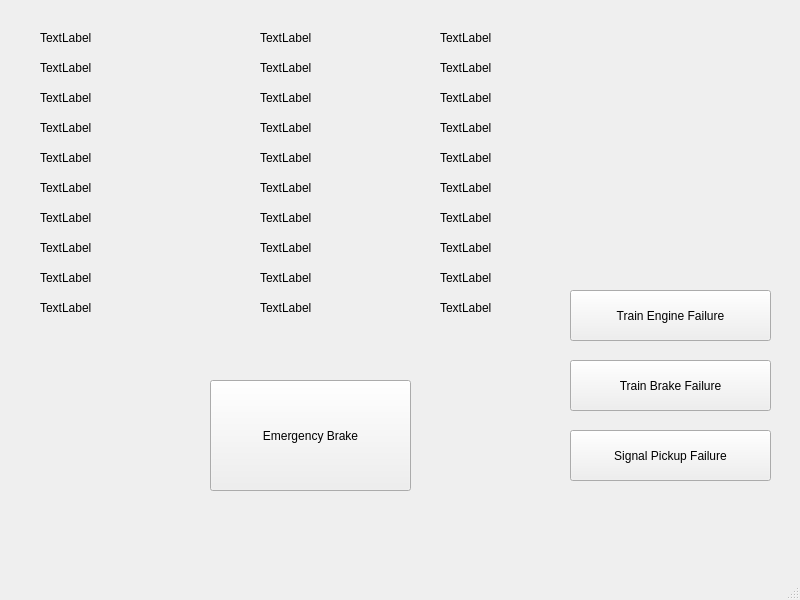
First picture: the form in Train_Model/form.ui, repository ece1140thebteam/train_system_sim, before the edit.
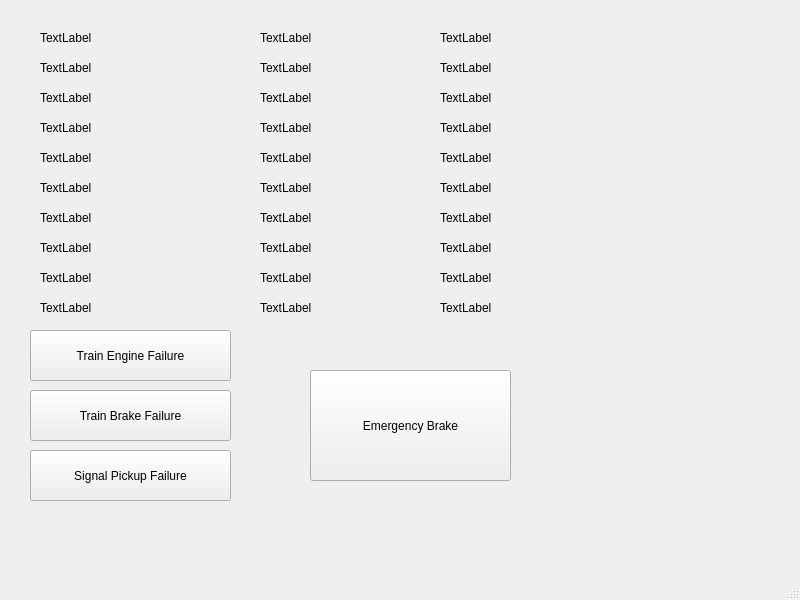
Second picture: the form after the edit. Icons and pictures are not drawn.

What changed in the file:
```diff
--- a/Train_Model/form.ui
+++ b/Train_Model/form.ui
@@ -17,8 +17,8 @@
    <widget class="QPushButton" name="eBrake">
     <property name="geometry">
      <rect>
-      <x>210</x>
-      <y>380</y>
+      <x>310</x>
+      <y>370</y>
       <width>201</width>
       <height>111</height>
      </rect>
@@ -322,8 +322,8 @@
    <widget class="QPushButton" name="enginefail">
     <property name="geometry">
      <rect>
-      <x>570</x>
-      <y>290</y>
+      <x>30</x>
+      <y>330</y>
       <width>201</width>
       <height>51</height>
      </rect>
@@ -338,8 +338,8 @@
    <widget class="QPushButton" name="brakefail">
     <property name="geometry">
      <rect>
-      <x>570</x>
-      <y>360</y>
+      <x>30</x>
+      <y>390</y>
       <width>201</width>
       <height>51</height>
      </rect>
@@ -354,8 +354,8 @@
    <widget class="QPushButton" name="signalfail">
     <property name="geometry">
      <rect>
-      <x>570</x>
-      <y>430</y>
+      <x>30</x>
+      <y>450</y>
       <width>201</width>
       <height>51</height>
      </rect>
@@ -471,6 +471,25 @@
      <string>TextLabel</string>
     </property>
    </widget>
+   <widget class="QLabel" name="label">
+    <property name="geometry">
+     <rect>
+      <x>600</x>
+      <y>280</y>
+      <width>201</width>
+      <height>251</height>
+     </rect>
+    </property>
+    <property name="text">
+     <string/>
+    </property>
+    <property name="pixmap">
+     <pixmap>page_5.jpg</pixmap>
+    </property>
+    <property name="scaledContents">
+     <bool>true</bool>
+    </property>
+   </widget>
   </widget>
   <widget class="QMenuBar" name="menubar">
    <property name="geometry">
```
Left out of the diff: 2 changed lines with no effect on the pictures.
